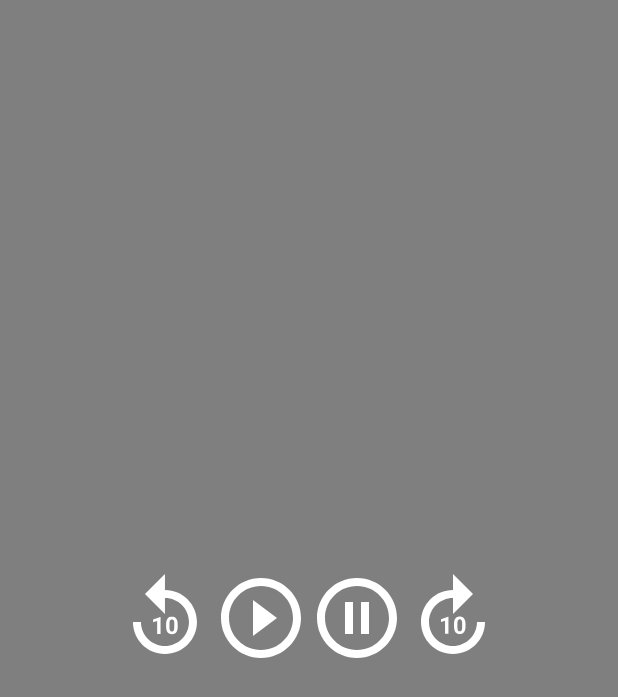
After one commit to fitareq/ExoPlayerWithRecyclerView, an Android app: the layout custom_controller.xml on its own in the app's theme, with its tools: preview values and no code run, on a phone screen of 412 x 824 dp. The commit adds this screen. Shown: the top 697 px of the screen. Run offline under Robolectric (Android 15) with nearby library versions, the phone set to English and light mode, and no system bars.

Commit message:
initial commit

```diff
--- a/app/src/main/AndroidManifest.xml
+++ b/app/src/main/AndroidManifest.xml
@@ -2,6 +2,9 @@
 <manifest xmlns:android="http://schemas.android.com/apk/res/android"
     xmlns:tools="http://schemas.android.com/tools"
     package="com.example.exoplayerwithrecyclerview">
+
+    <uses-permission android:name="android.permission.INTERNET" />
+    <uses-permission android:name="android.permission.ACCESS_NETWORK_STATE" />
 
     <application
         android:allowBackup="true"
--- /dev/null
+++ b/app/src/main/res/drawable/ic_ff.xml
@@ -0,0 +1,7 @@
+<vector android:height="64dp" android:tint="#FFFFFF"
+    android:viewportHeight="24" android:viewportWidth="24"
+    android:width="64dp" xmlns:android="http://schemas.android.com/apk/res/android">
+    <path android:fillColor="@android:color/white" android:pathData="M18,13c0,3.31 -2.69,6 -6,6s-6,-2.69 -6,-6s2.69,-6 6,-6v4l5,-5l-5,-5v4c-4.42,0 -8,3.58 -8,8c0,4.42 3.58,8 8,8s8,-3.58 8,-8H18z"/>
+    <path android:fillColor="@android:color/white" android:pathData="M10.86,15.94l0,-4.27l-0.09,0l-1.77,0.63l0,0.69l1.01,-0.31l0,3.26z"/>
+    <path android:fillColor="@android:color/white" android:pathData="M12.25,13.44v0.74c0,1.9 1.31,1.82 1.44,1.82c0.14,0 1.44,0.09 1.44,-1.82v-0.74c0,-1.9 -1.31,-1.82 -1.44,-1.82C13.55,11.62 12.25,11.53 12.25,13.44zM14.29,13.32v0.97c0,0.77 -0.21,1.03 -0.59,1.03c-0.38,0 -0.6,-0.26 -0.6,-1.03v-0.97c0,-0.75 0.22,-1.01 0.59,-1.01C14.07,12.3 14.29,12.57 14.29,13.32z"/>
+</vector>
--- /dev/null
+++ b/app/src/main/res/drawable/ic_fullscreen.xml
@@ -0,0 +1,5 @@
+<vector android:height="32dp" android:tint="#FFFFFF"
+    android:viewportHeight="24" android:viewportWidth="24"
+    android:width="32dp" xmlns:android="http://schemas.android.com/apk/res/android">
+    <path android:fillColor="@android:color/white" android:pathData="M7,14L5,14v5h5v-2L7,17v-3zM5,10h2L7,7h3L10,5L5,5v5zM17,17h-3v2h5v-5h-2v3zM14,5v2h3v3h2L19,5h-5z"/>
+</vector>
--- /dev/null
+++ b/app/src/main/res/drawable/ic_fullscreen_exit.xml
@@ -0,0 +1,5 @@
+<vector android:height="32dp" android:tint="#FFFFFF"
+    android:viewportHeight="24" android:viewportWidth="24"
+    android:width="32dp" xmlns:android="http://schemas.android.com/apk/res/android">
+    <path android:fillColor="@android:color/white" android:pathData="M5,16h3v3h2v-5L5,14v2zM8,8L5,8v2h5L10,5L8,5v3zM14,19h2v-3h3v-2h-5v5zM16,8L16,5h-2v5h5L19,8h-3z"/>
+</vector>
--- /dev/null
+++ b/app/src/main/res/drawable/ic_pause.xml
@@ -0,0 +1,5 @@
+<vector android:height="64dp" android:tint="#FFFFFF"
+    android:viewportHeight="24" android:viewportWidth="24"
+    android:width="64dp" xmlns:android="http://schemas.android.com/apk/res/android">
+    <path android:fillColor="@android:color/white" android:pathData="M9,16h2L11,8L9,8v8zM12,2C6.48,2 2,6.48 2,12s4.48,10 10,10 10,-4.48 10,-10S17.52,2 12,2zM12,20c-4.41,0 -8,-3.59 -8,-8s3.59,-8 8,-8 8,3.59 8,8 -3.59,8 -8,8zM13,16h2L15,8h-2v8z"/>
+</vector>
--- /dev/null
+++ b/app/src/main/res/drawable/ic_play.xml
@@ -0,0 +1,5 @@
+<vector android:height="64dp" android:tint="#FFFFFF"
+    android:viewportHeight="24" android:viewportWidth="24"
+    android:width="64dp" xmlns:android="http://schemas.android.com/apk/res/android">
+    <path android:fillColor="@android:color/white" android:pathData="M10,16.5l6,-4.5 -6,-4.5v9zM12,2C6.48,2 2,6.48 2,12s4.48,10 10,10 10,-4.48 10,-10S17.52,2 12,2zM12,20c-4.41,0 -8,-3.59 -8,-8s3.59,-8 8,-8 8,3.59 8,8 -3.59,8 -8,8z"/>
+</vector>
--- /dev/null
+++ b/app/src/main/res/drawable/ic_rew.xml
@@ -0,0 +1,7 @@
+<vector android:height="64dp" android:tint="#FFFFFF"
+    android:viewportHeight="24" android:viewportWidth="24"
+    android:width="64dp" xmlns:android="http://schemas.android.com/apk/res/android">
+    <path android:fillColor="@android:color/white" android:pathData="M11.99,5V1l-5,5l5,5V7c3.31,0 6,2.69 6,6s-2.69,6 -6,6s-6,-2.69 -6,-6h-2c0,4.42 3.58,8 8,8s8,-3.58 8,-8S16.41,5 11.99,5z"/>
+    <path android:fillColor="@android:color/white" android:pathData="M10.89,16h-0.85v-3.26l-1.01,0.31v-0.69l1.77,-0.63h0.09V16z"/>
+    <path android:fillColor="@android:color/white" android:pathData="M15.17,14.24c0,0.32 -0.03,0.6 -0.1,0.82s-0.17,0.42 -0.29,0.57s-0.28,0.26 -0.45,0.33s-0.37,0.1 -0.59,0.1s-0.41,-0.03 -0.59,-0.1s-0.33,-0.18 -0.46,-0.33s-0.23,-0.34 -0.3,-0.57s-0.11,-0.5 -0.11,-0.82V13.5c0,-0.32 0.03,-0.6 0.1,-0.82s0.17,-0.42 0.29,-0.57s0.28,-0.26 0.45,-0.33s0.37,-0.1 0.59,-0.1s0.41,0.03 0.59,0.1c0.18,0.07 0.33,0.18 0.46,0.33s0.23,0.34 0.3,0.57s0.11,0.5 0.11,0.82V14.24zM14.32,13.38c0,-0.19 -0.01,-0.35 -0.04,-0.48s-0.07,-0.23 -0.12,-0.31s-0.11,-0.14 -0.19,-0.17s-0.16,-0.05 -0.25,-0.05s-0.18,0.02 -0.25,0.05s-0.14,0.09 -0.19,0.17s-0.09,0.18 -0.12,0.31s-0.04,0.29 -0.04,0.48v0.97c0,0.19 0.01,0.35 0.04,0.48s0.07,0.24 0.12,0.32s0.11,0.14 0.19,0.17s0.16,0.05 0.25,0.05s0.18,-0.02 0.25,-0.05s0.14,-0.09 0.19,-0.17s0.09,-0.19 0.11,-0.32s0.04,-0.29 0.04,-0.48V13.38z"/>
+</vector>
--- /dev/null
+++ b/app/src/main/res/layout/custom_controller.xml
@@ -0,0 +1,41 @@
+<?xml version="1.0" encoding="utf-8"?>
+<RelativeLayout xmlns:android="http://schemas.android.com/apk/res/android"
+    android:layout_width="match_parent"
+    android:layout_height="match_parent"
+    android:background="#80000000">
+
+    <LinearLayout
+        android:layout_width="wrap_content"
+        android:layout_height="wrap_content"
+        android:layout_centerInParent="true"
+        android:orientation="horizontal">
+
+        <ImageView
+            android:id="@+id/exo_rew"
+            android:layout_width="wrap_content"
+            android:layout_height="wrap_content"
+            android:src="@drawable/ic_rew" />
+
+        <ImageView
+            android:id="@+id/exo_play"
+            android:layout_width="wrap_content"
+            android:layout_height="wrap_content"
+            android:src="@drawable/ic_play" />
+
+        <ImageView
+            android:id="@+id/exo_pause"
+            android:layout_width="wrap_content"
+            android:layout_height="wrap_content"
+            android:src="@drawable/ic_pause" />
+
+        <ImageView
+            android:id="@+id/exo_ffwd"
+            android:layout_width="wrap_content"
+            android:layout_height="wrap_content"
+            android:src="@drawable/ic_ff" />
+
+
+
+
+    </LinearLayout>
+</RelativeLayout>
```
Also changed, not shown: app/build.gradle (+23 -0 lines), app/src/main/java/com/example/exoplayerwithrecyclerview/MainActivity.java (+62 -0 lines), app/src/main/res/layout/activity_main.xml (+11 -6 lines).
